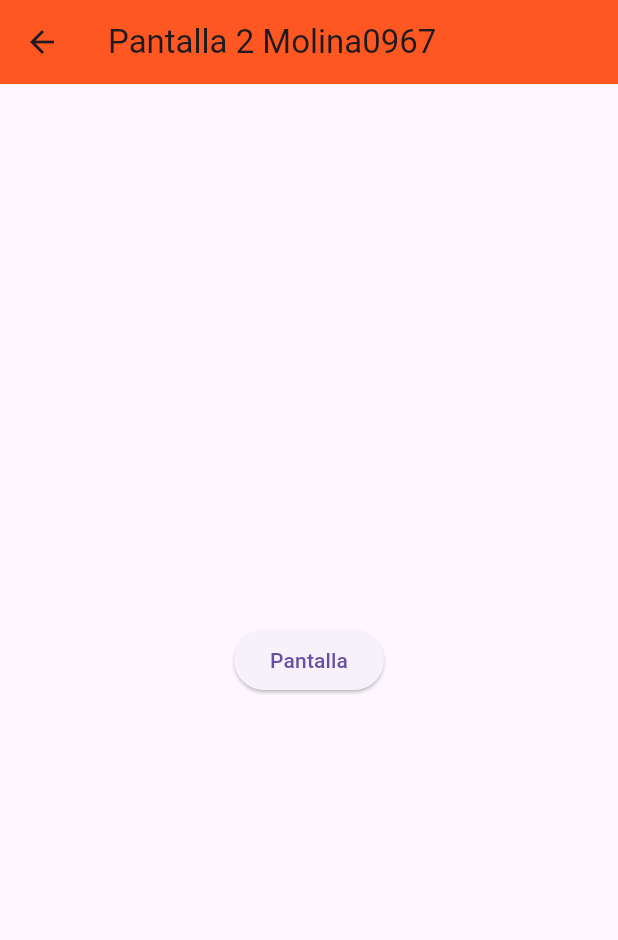
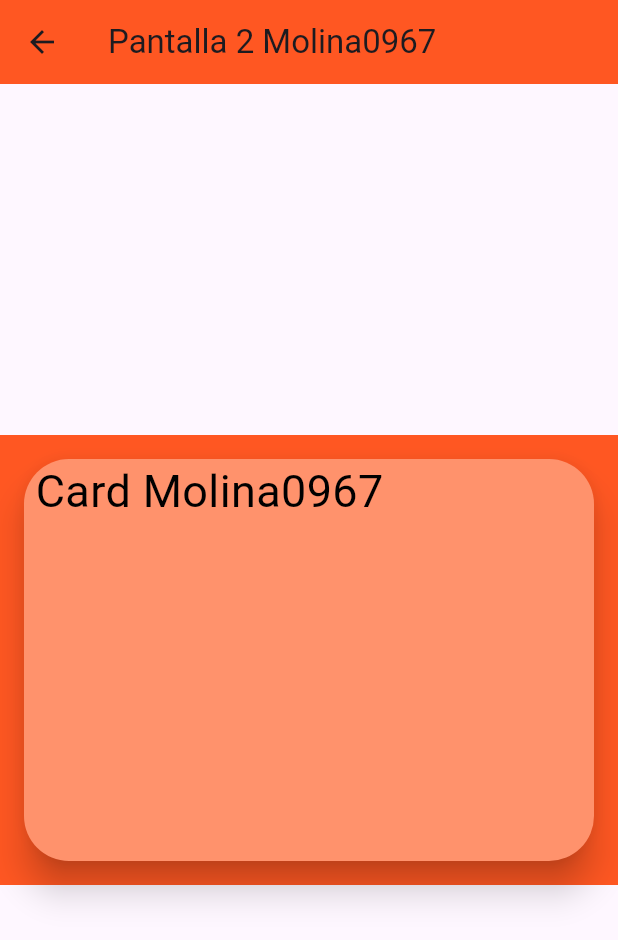
Before and after one commit to MolinaVRL128/p15-RutasV2-0967, a Flutter app: the Pantalla2_0967 screen opened by its route, on a phone screen of 412 x 824 dp. Shown: the top 940 px of the screen. Run offline on Flutter 3.47's test engine with Material 3 defaults, Android fonts, the phone set to English and light mode, and no system bars.

```diff
--- a/lib/pantalla2_0967.dart
+++ b/lib/pantalla2_0967.dart
@@ -1,4 +1,6 @@
 //Pantalla2_0967
+import 'dart:ui';
+
 import 'package:flutter/material.dart';
 
 class Pantalla2_0967 extends StatelessWidget {
@@ -12,16 +14,22 @@ class Pantalla2_0967 extends StatelessWidget {
         backgroundColor: Colors.deepOrange,
       ),
       body: Center(
-        child: Column(
-          mainAxisAlignment: MainAxisAlignment.center,
-          children: [
-            ElevatedButton(
-              onPressed: () {}, //Si presiona botón
-              child: Text("Pantalla"),
-            )
-          ],
+          child: Container(
+        color: Colors.deepOrange,
+        width: double.infinity,
+        height: 300,
+        child: Card(
+          color: Color(0xffff926c),
+          elevation: 10,
+          shape:
+              RoundedRectangleBorder(borderRadius: BorderRadius.circular(30)),
+          margin: EdgeInsets.all(16),
+          child: Text(
+            " Card Molina0967",
+            style: TextStyle(fontSize: 30, color: Colors.black),
+          ),
         ),
-      ),
+      )),
     );
   } //Widget
 } //Fin Scafffold
--- a/lib/pantallainicial_0967.dart
+++ b/lib/pantallainicial_0967.dart
@@ -9,8 +9,8 @@ class PantallaInicial_0967 extends StatelessWidget {
   Widget build(BuildContext context) {
     return Scaffold(
       appBar: AppBar(
-        title: Text("Pantalla Inicial Molina0967"),
-        backgroundColor: Colors.redAccent,
+        title: Text("Card container Molina0967"),
+        backgroundColor: Color(0xff860f0f),
       ),
       body: Center(
         child: Column(
```
Also changed, not shown: lib/pantalla1_0967.dart (+15 -7 lines).
